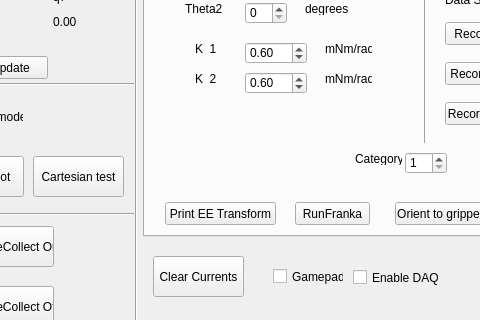
The window that mainwindow.ui (erikfredin/FrankaEmikaGUI) describes before a commit, drawn with Qt 5; both pictures show x 417 to 897 and y 144 to 464 of the 1106 by 667 pixel window.
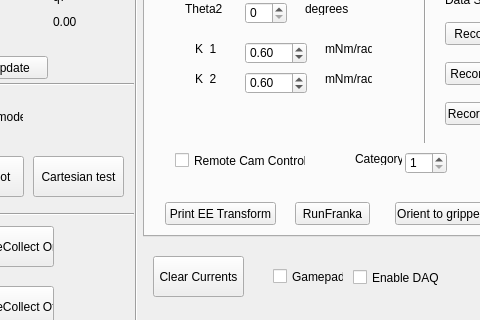
The same window after the commit.

The edit to the form file:
```diff
--- a/mainwindow.ui
+++ b/mainwindow.ui
@@ -2316,6 +2316,19 @@
        <string>Show Camera Feed</string>
       </property>
      </widget>
+     <widget class="QCheckBox" name="cbx_rm_cam_cntr">
+      <property name="geometry">
+       <rect>
+        <x>30</x>
+        <y>240</y>
+        <width>131</width>
+        <height>17</height>
+       </rect>
+      </property>
+      <property name="text">
+       <string>Remote Cam Control</string>
+      </property>
+     </widget>
     </widget>
    </widget>
    <widget class="Line" name="line_4">
```
